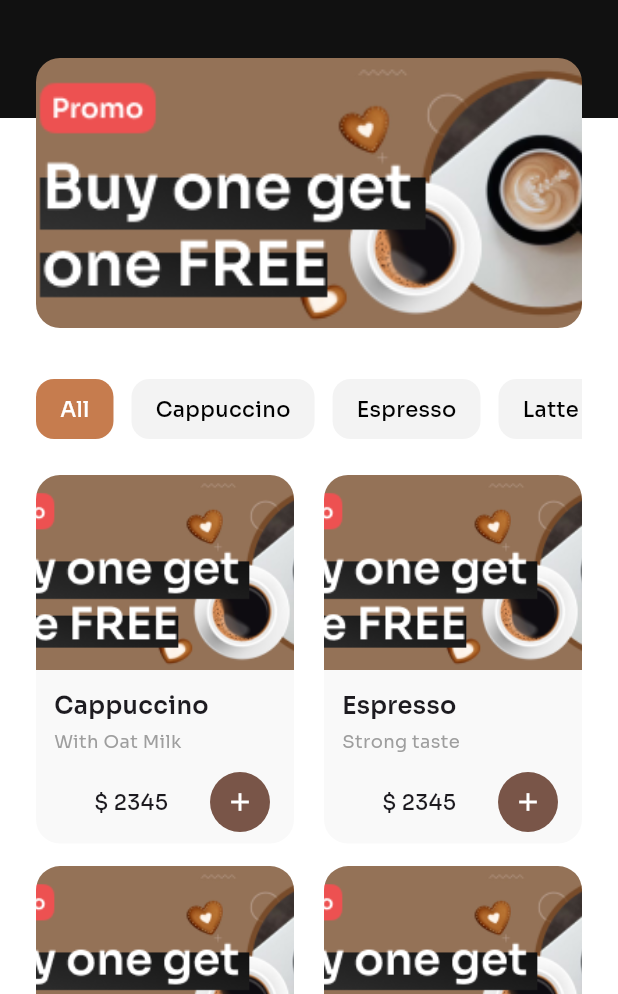
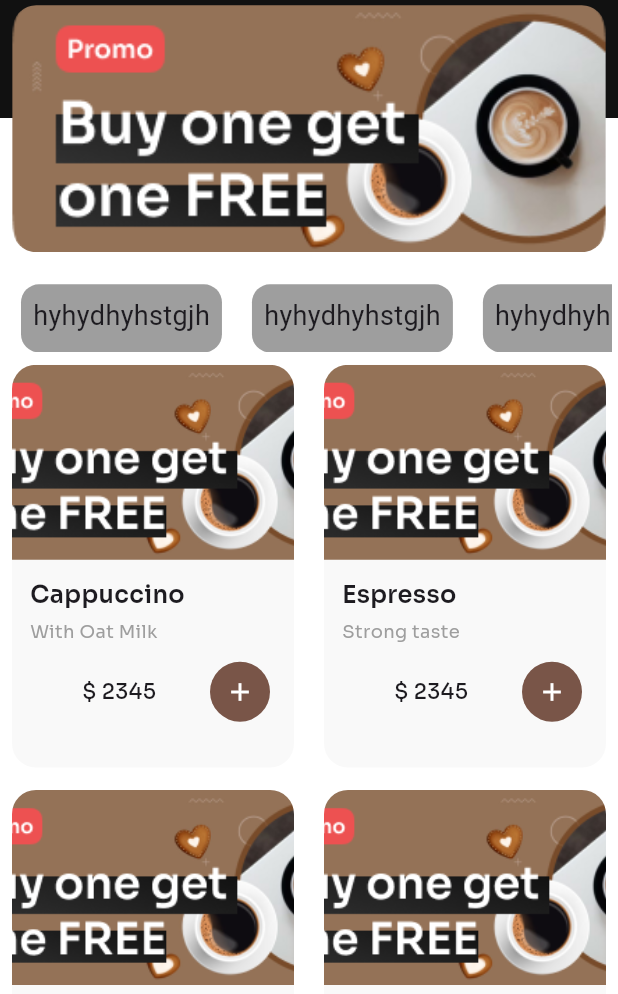
Before and after one commit to reemmohmed/Coffee, a Flutter app: the HomeView screen opened directly, on a phone screen of 412 x 824 dp, the part 242-1236 px from its top. Run offline on Flutter 3.47's test engine with Material 3 defaults, Android fonts, the phone set to English and light mode, and no system bars; our stand-ins replace bloc, flutter_bloc, flutter_map, google_fonts, google_nav_bar, ionicons and 1 more.

Commit message:
refactor code

```diff
--- a/lib/Featuers/home/presentation/view/home_view.dart
+++ b/lib/Featuers/home/presentation/view/home_view.dart
@@ -1,60 +1,54 @@
 import 'package:coffee_app/Featuers/home/presentation/view/widget/custom_bar.dart';
 import 'package:coffee_app/Featuers/home/presentation/view/widget/custom_grid-view.dart';
 import 'package:coffee_app/Featuers/home/presentation/view/widget/custom_imge_center.dart';
+import 'package:coffee_app/core/widgets/subtitel_text_widget.dart';
 import 'package:flutter/material.dart';
-import 'package:google_fonts/google_fonts.dart';
-
-// ده مكان الصورة طبعا انت هتضبط المسار حسب مشروعك
 
 class HomeView extends StatelessWidget {
   const HomeView({super.key});
 
   @override
   Widget build(BuildContext context) {
+    final size = MediaQuery.of(context).size;
+
     return Scaffold(
       backgroundColor: Colors.white,
       body: SingleChildScrollView(
         child: Column(
           children: [
-            // الهيدر والخلفية السوداء
             Stack(
               clipBehavior: Clip.none,
-              children: [
-                Custombar(),
-
-                // البنر في المنتصف بين الأسود والأبيض
-                CustomImageCenter(),
-              ],
+              children: [Custombar(), CustomImageCenter()],
             ),
 
-            const SizedBox(height: 150),
+            SizedBox(height: size.height * .12),
 
-            // عنوان رئيسي
             Padding(
-              padding: const EdgeInsets.symmetric(horizontal: 24),
+              padding: const EdgeInsets.symmetric(horizontal: 4),
               child: Column(
                 crossAxisAlignment: CrossAxisAlignment.start,
                 children: [
-                  const SizedBox(height: 24),
+                  SizedBox(height: 12),
 
-                  // الفلاتر
                   SizedBox(
-                    height: 40,
-                    child: ListView(
+                    height: size.height * .055,
+                    child: ListView.builder(
+                      itemCount: 10,
                       scrollDirection: Axis.horizontal,
-                      children: [
-                        buildCategory("All", isActive: true),
-                        buildCategory("Cappuccino"),
-                        buildCategory("Espresso"),
-                        buildCategory("Latte"),
-                        buildCategory("Flat White"),
-                      ],
+                      itemBuilder: (context, index) {
+                        return Padding(
+                          padding: const EdgeInsets.symmetric(horizontal: 10),
+                          child: CustomItem(),
+                        );
+                      },
                     ),
                   ),
-                  const SizedBox(height: 24),
+                  SizedBox(height: size.height * .01),
 
-                  // المنتجات في GridView
-                  CustomGridView(),
+                  Padding(
+                    padding: const EdgeInsets.symmetric(horizontal: 4),
+                    child: CustomGridView(),
+                  ),
                 ],
               ),
             ),
@@ -63,24 +57,21 @@ class HomeView extends StatelessWidget {
       ),
     );
   }
+}
 
-  Widget buildCategory(String title, {bool isActive = false}) {
+class CustomItem extends StatelessWidget {
+  const CustomItem({super.key});
+
+  @override
+  Widget build(BuildContext context) {
     return Container(
-      margin: const EdgeInsets.only(right: 12),
-      padding: const EdgeInsets.symmetric(horizontal: 16),
       decoration: BoxDecoration(
-        color: isActive ? const Color(0xffC67C4E) : const Color(0xffF3F3F3),
         borderRadius: BorderRadius.circular(12),
+        color: Colors.grey,
       ),
-      child: Center(
-        child: Text(
-          title,
-          style: GoogleFonts.sora(
-            fontSize: 14,
-            fontWeight: FontWeight.w500,
-            color: isActive ? Colors.white : Colors.black,
-          ),
-        ),
+      child: Padding(
+        padding: const EdgeInsets.all(8.0),
+        child: SubtitelTextWidget(text: "hyhydhyhstgjh"),
       ),
     );
   }
--- a/lib/Featuers/home/presentation/view/widget/custom_imge_center.dart
+++ b/lib/Featuers/home/presentation/view/widget/custom_imge_center.dart
@@ -6,12 +6,13 @@ class CustomImageCenter extends StatelessWidget {
 
   @override
   Widget build(BuildContext context) {
+    final size = MediaQuery.of(context).size;
     return Positioned(
-      top: 200,
-      left: 24,
-      right: 24,
+      top: size.height * .2,
+      left: size.width * .02,
+      right: size.width * .02,
       child: Container(
-        height: 180,
+        height: size.height * .2 / 1,
         decoration: BoxDecoration(
           borderRadius: BorderRadius.circular(16),
           image: const DecorationImage(
--- /dev/null
+++ b/lib/core/widgets/subtitel_text_widget.dart
@@ -0,0 +1,35 @@
+import 'package:flutter/material.dart';
+
+class SubtitelTextWidget extends StatelessWidget {
+  const SubtitelTextWidget(
+      {super.key,
+      required this.text,
+      this.fontWeight = FontWeight.normal,
+      this.fontSize = 18,
+      this.color,
+      this.overflow = TextOverflow.ellipsis,
+      this.fontStyle = FontStyle.normal,
+      this.maxLines,
+      this.decoration = TextDecoration.none});
+  final String text;
+  final FontWeight? fontWeight;
+  final double? fontSize;
+  final Color? color;
+  final TextOverflow? overflow;
+  final FontStyle? fontStyle;
+  final int? maxLines;
+  final TextDecoration? decoration;
+
+  @override
+  Widget build(BuildContext context) {
+    return Text(text,
+        maxLines: maxLines,
+        style: TextStyle(
+            overflow: overflow,
+            fontSize: fontSize,
+            fontWeight: fontWeight,
+            color: color,
+            fontStyle: fontStyle,
+            decoration: decoration));
+  }
+}
--- /dev/null
+++ b/lib/core/widgets/titel_text_widget.dart
@@ -0,0 +1,35 @@
+import 'package:flutter/material.dart';
+
+class TitelTextWidget extends StatelessWidget {
+  const TitelTextWidget(
+      {super.key,
+      required this.text,
+      this.fontWeight = FontWeight.bold,
+      this.fontSize = 20,
+      this.color,
+      this.overflow = TextOverflow.ellipsis,
+      this.fontStyle = FontStyle.normal,
+      this.maxLines,
+      this.decoration = TextDecoration.none});
+  final String text;
+  final FontWeight? fontWeight;
+  final double? fontSize;
+  final Color? color;
+  final TextOverflow? overflow;
+  final FontStyle? fontStyle;
+  final int? maxLines;
+  final TextDecoration? decoration;
+
+  @override
+  Widget build(BuildContext context) {
+    return Text(text,
+        maxLines: maxLines,
+        style: TextStyle(
+            overflow: overflow,
+            fontSize: fontSize,
+            fontWeight: fontWeight,
+            color: color,
+            fontStyle: fontStyle,
+            decoration: decoration));
+  }
+}
```
